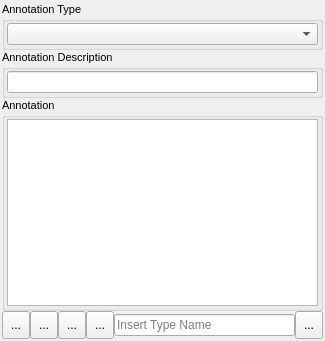
The window that annotations_editor/annotations_editor.ui (NMaghfurUsman/krita-annotations-editor) describes before a commit, drawn with Qt 5.
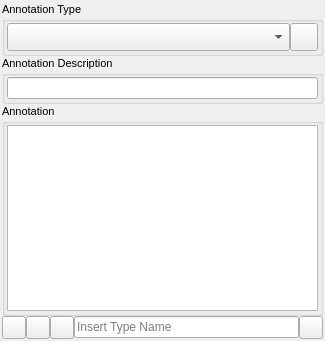
The same window after the commit. Icons and pictures are not drawn.

Commit message: Implement annotations docker

What changed in the file:
```diff
--- a/annotations_editor/annotations_editor.ui
+++ b/annotations_editor/annotations_editor.ui
@@ -40,9 +40,9 @@
      <property name="title">
       <string>Annotation Type</string>
      </property>
-     <layout class="QVBoxLayout" name="verticalLayout_4">
+     <layout class="QHBoxLayout" name="horizontalLayout_2">
       <property name="spacing">
-       <number>2</number>
+       <number>0</number>
       </property>
       <property name="leftMargin">
        <number>2</number>
@@ -59,7 +59,7 @@
       <item>
        <widget class="QComboBox" name="annotationCB">
         <property name="sizePolicy">
-         <sizepolicy hsizetype="Preferred" vsizetype="Fixed">
+         <sizepolicy hsizetype="Preferred" vsizetype="Expanding">
           <horstretch>0</horstretch>
           <verstretch>0</verstretch>
          </sizepolicy>
@@ -72,6 +72,19 @@
         </property>
        </widget>
       </item>
+      <item>
+       <widget class="QToolButton" name="delBtn">
+        <property name="minimumSize">
+         <size>
+          <width>28</width>
+          <height>28</height>
+         </size>
+        </property>
+        <property name="toolTip">
+         <string>Delete this annotation type from document</string>
+        </property>
+       </widget>
+      </item>
      </layout>
     </widget>
    </item>
@@ -160,96 +173,62 @@
      <property name="spacing">
       <number>0</number>
      </property>
-     <item row="0" column="3">
-      <widget class="QToolButton" name="addBtn">
-       <property name="sizePolicy">
-        <sizepolicy hsizetype="Fixed" vsizetype="Fixed">
-         <horstretch>0</horstretch>
-         <verstretch>0</verstretch>
-        </sizepolicy>
-       </property>
-       <property name="minimumSize">
-        <size>
-         <width>28</width>
-         <height>28</height>
-        </size>
-       </property>
-       <property name="text">
-        <string>...</string>
-       </property>
-       <property name="icon">
-        <iconset theme="list-add"/>
-       </property>
-      </widget>
-     </item>
      <item row="0" column="0">
       <widget class="QToolButton" name="openBtn">
-       <property name="minimumSize">
-        <size>
-         <width>28</width>
-         <height>28</height>
-        </size>
+       <property name="sizePolicy">
+        <sizepolicy hsizetype="Fixed" vsizetype="Expanding">
+         <horstretch>0</horstretch>
+         <verstretch>0</verstretch>
+        </sizepolicy>
        </property>
-       <property name="text">
-        <string>...</string>
-       </property>
-       <property name="icon">
-        <iconset theme="QIcon::ThemeIcon::DocumentSend"/>
+       <property name="toolTip">
+        <string>Open annotation as URL</string>
        </property>
       </widget>
      </item>
      <item row="0" column="1">
       <widget class="QToolButton" name="readBtn">
-       <property name="minimumSize">
-        <size>
-         <width>28</width>
-         <height>28</height>
-        </size>
+       <property name="sizePolicy">
+        <sizepolicy hsizetype="Fixed" vsizetype="Expanding">
+         <horstretch>0</horstretch>
+         <verstretch>0</verstretch>
+        </sizepolicy>
        </property>
-       <property name="text">
-        <string>...</string>
-       </property>
-       <property name="icon">
-        <iconset theme="QIcon::ThemeIcon::DocumentOpen"/>
+       <property name="toolTip">
+        <string>Read out annotation from document</string>
        </property>
       </widget>
      </item>
      <item row="0" column="2">
       <widget class="QToolButton" name="writeBtn">
-       <property name="minimumSize">
-        <size>
-         <width>28</width>
-         <height>28</height>
-        </size>
+       <property name="sizePolicy">
+        <sizepolicy hsizetype="Fixed" vsizetype="Expanding">
+         <horstretch>0</horstretch>
+         <verstretch>0</verstretch>
+        </sizepolicy>
        </property>
-       <property name="text">
-        <string>...</string>
-       </property>
-       <property name="icon">
-        <iconset theme="document-save"/>
+       <property name="toolTip">
+        <string>Write annotation data to document</string>
        </property>
       </widget>
      </item>
-     <item row="0" column="8">
-      <widget class="QToolButton" name="delBtn">
-       <property name="minimumSize">
-        <size>
-         <width>28</width>
-         <height>28</height>
-        </size>
+     <item row="0" column="6">
+      <widget class="QToolButton" name="addBtn">
+       <property name="sizePolicy">
+        <sizepolicy hsizetype="Fixed" vsizetype="Expanding">
+         <horstretch>0</horstretch>
+         <verstretch>0</verstretch>
+        </sizepolicy>
        </property>
-       <property name="text">
-        <string>...</string>
-       </property>
-       <property name="icon">
-        <iconset theme="QIcon::ThemeIcon::ListRemove"/>
+       <property name="toolTip">
+        <string>Insert new annotation type to document</string>
        </property>
       </widget>
      </item>
      <item row="0" column="4">
       <widget class="QLineEdit" name="lineEdit">
-       <property name="text">
-        <string/>
+       <property name="toolTip">
+        <string>Name a new annotation type to add to the document</string>
        </property>
        <property name="placeholderText">
         <string>Insert Type Name</string>
```
The commit also changes 1 other file.
